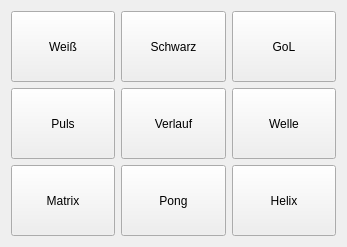
Old version of the form Software/qlocktoo/demo/demo.ui in the repository tfeldmann/QlockToo.
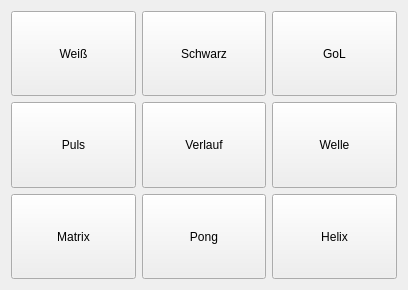
New version of the form. Icons and pictures are not drawn.

Commit message: demo with fps and added assets

```diff
--- a/Software/qlocktoo/demo/demo.ui
+++ b/Software/qlocktoo/demo/demo.ui
@@ -9,8 +9,8 @@
    <rect>
     <x>0</x>
     <y>0</y>
-    <width>347</width>
-    <height>247</height>
+    <width>408</width>
+    <height>290</height>
    </rect>
   </property>
   <property name="windowTitle">
@@ -36,8 +36,8 @@
      </property>
      <property name="iconSize">
       <size>
-       <width>30</width>
-       <height>30</height>
+       <width>32</width>
+       <height>32</height>
       </size>
      </property>
      <property name="autoDefault">
@@ -64,8 +64,8 @@
      </property>
      <property name="iconSize">
       <size>
-       <width>30</width>
-       <height>30</height>
+       <width>32</width>
+       <height>32</height>
       </size>
      </property>
      <property name="autoDefault">
@@ -92,8 +92,8 @@
      </property>
      <property name="iconSize">
       <size>
-       <width>30</width>
-       <height>30</height>
+       <width>32</width>
+       <height>32</height>
       </size>
      </property>
      <property name="autoDefault">
@@ -120,8 +120,8 @@
      </property>
      <property name="iconSize">
       <size>
-       <width>30</width>
-       <height>30</height>
+       <width>32</width>
+       <height>32</height>
       </size>
      </property>
      <property name="autoDefault">
@@ -148,8 +148,8 @@
      </property>
      <property name="iconSize">
       <size>
-       <width>30</width>
-       <height>30</height>
+       <width>32</width>
+       <height>32</height>
       </size>
      </property>
      <property name="autoDefault">
@@ -176,8 +176,8 @@
      </property>
      <property name="iconSize">
       <size>
-       <width>30</width>
-       <height>30</height>
+       <width>32</width>
+       <height>32</height>
       </size>
      </property>
      <property name="autoDefault">
@@ -204,8 +204,8 @@
      </property>
      <property name="iconSize">
       <size>
-       <width>30</width>
-       <height>30</height>
+       <width>32</width>
+       <height>32</height>
       </size>
      </property>
      <property name="autoDefault">
@@ -232,8 +232,8 @@
      </property>
      <property name="iconSize">
       <size>
-       <width>30</width>
-       <height>30</height>
+       <width>32</width>
+       <height>32</height>
       </size>
      </property>
      <property name="autoDefault">
@@ -260,8 +260,8 @@
      </property>
      <property name="iconSize">
       <size>
-       <width>30</width>
-       <height>30</height>
+       <width>32</width>
+       <height>32</height>
       </size>
      </property>
      <property name="autoDefault">
```
Left out of the diff: 40 changed lines with no effect on the pictures. The commit also changes 6 other files.
